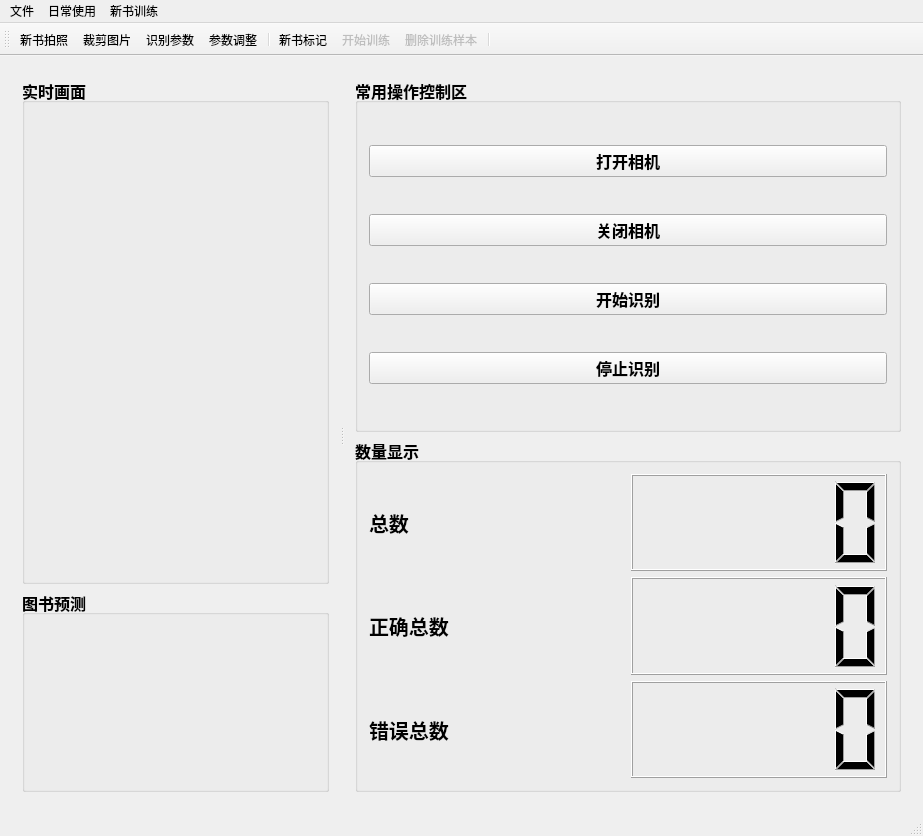
Old version of the form mainwindow.ui in the repository GTMHS/QtMainWidget.
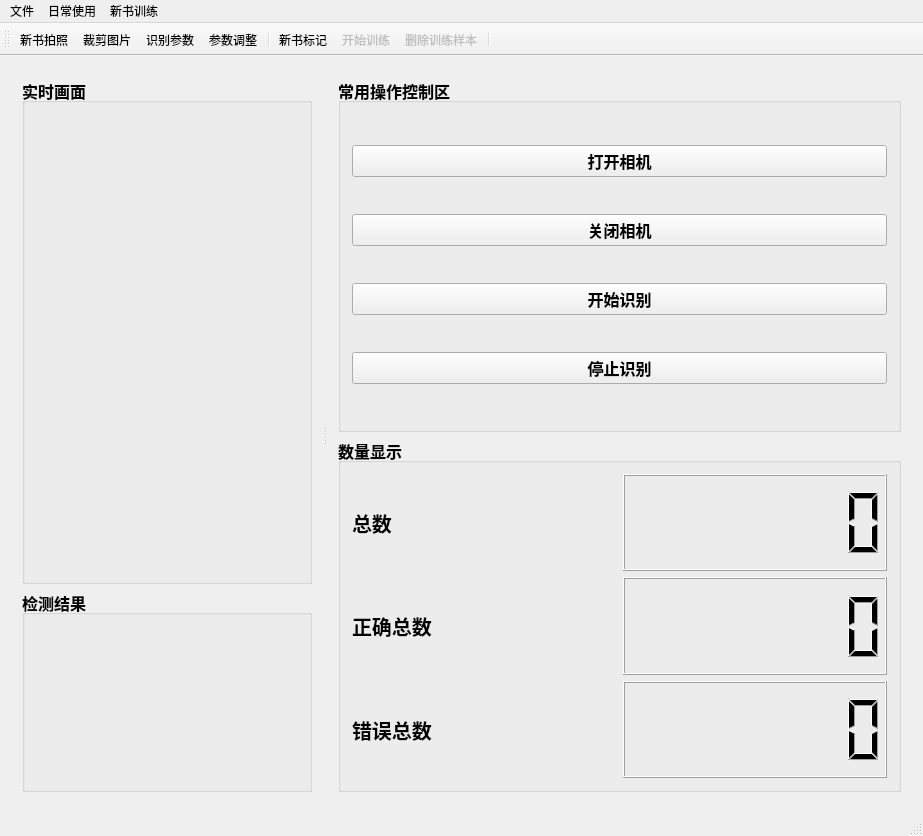
New version of the form. Icons and pictures are not drawn.

Commit message: 更改了界面上的显示

The edit to the form file:
```diff
--- a/mainwindow.ui
+++ b/mainwindow.ui
@@ -89,7 +89,7 @@
            </font>
           </property>
           <property name="title">
-           <string>图书预测</string>
+           <string>检测结果</string>
           </property>
           <layout class="QVBoxLayout" name="verticalLayout" stretch="3,1,1">
            <item>
@@ -286,6 +286,9 @@
                <bold>true</bold>
               </font>
              </property>
+             <property name="digitCount">
+              <number>7</number>
+             </property>
             </widget>
            </item>
            <item row="1" column="0">
@@ -313,6 +316,9 @@
                <bold>true</bold>
               </font>
              </property>
+             <property name="digitCount">
+              <number>7</number>
+             </property>
             </widget>
            </item>
            <item row="2" column="0">
@@ -340,6 +346,9 @@
                <bold>true</bold>
               </font>
              </property>
+             <property name="digitCount">
+              <number>7</number>
+             </property>
             </widget>
            </item>
           </layout>
```
